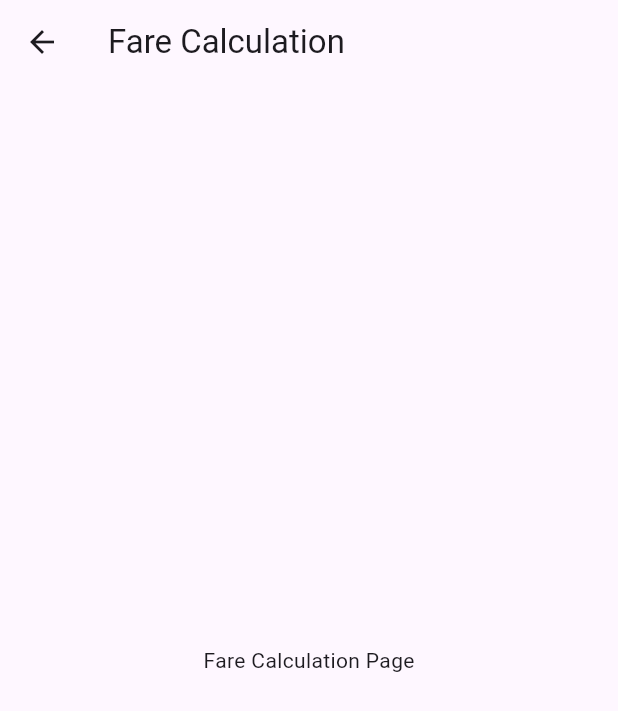
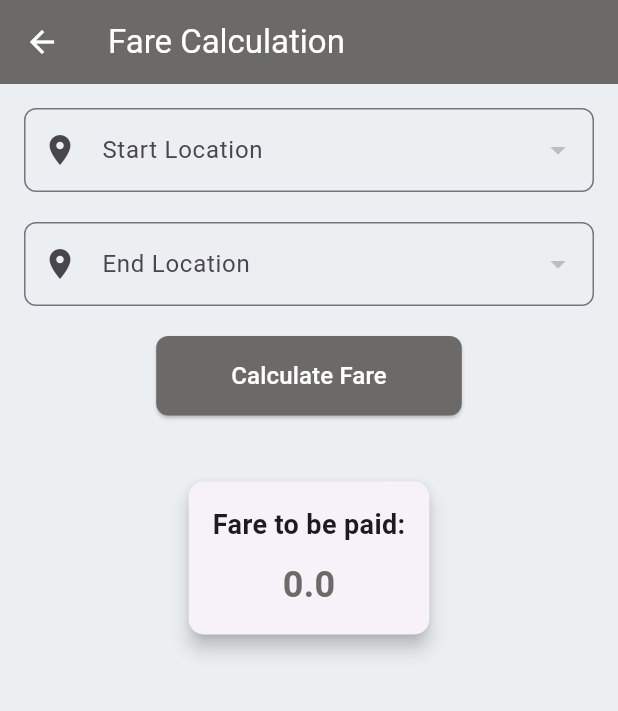
Before and after one commit to Caldwell10/Fare_payment_system, a Flutter app: the FareCalculationPage screen opened directly, on a phone screen of 412 x 824 dp. Shown: the top 711 px of the screen. Run offline on Flutter 3.47's test engine with Material 3 defaults, Android fonts, the phone set to English and light mode, and no system bars; our stand-ins replace cloud_firestore, firebase_auth, firebase_core, flutter_map, geocoding, latlong2; accounts and stored records are empty.

Commit message:
Fare Calculation Function

```diff
--- a/lib/passenger_view/fare_calculation_page.dart
+++ b/lib/passenger_view/fare_calculation_page.dart
@@ -1,13 +1,157 @@
+import 'package:cloud_firestore/cloud_firestore.dart';
 import 'package:flutter/material.dart';
 
-class FareCalculationPage extends StatelessWidget {
-  const FareCalculationPage({super.key});
+class FareCalculationPage extends StatefulWidget {
+  @override
+  _FareCalculationPageState createState() => _FareCalculationPageState();
+}
+
+class _FareCalculationPageState extends State<FareCalculationPage> {
+  String selectedStartLocation = '';
+  String selectedEndLocation = '';
+  double fare = 0.0;
+
+  void _calculateFare() {
+    print('Selected Start Location: $selectedStartLocation');
+    print('Selected End Location: $selectedEndLocation');
+
+    // Just set the fare to 50 for demonstration purposes
+    setState(() {
+      fare = 50;
+    });
+
+    print('Fare: $fare');
+  }
 
   @override
   Widget build(BuildContext context) {
-   return Scaffold(
-      appBar: AppBar(title: Text('Fare Calculation')),
-      body: Center(child: Text('Fare Calculation Page')),
+    return Scaffold(
+      appBar: AppBar(
+        title: Text('Fare Calculation'),
+        foregroundColor: Colors.white,
+        backgroundColor: Color.fromARGB(255, 108, 105, 105),
+      ),
+      body: Padding(
+        padding: const EdgeInsets.all(16.0),
+        child: SingleChildScrollView(
+          child: Column(
+            children: <Widget>[
+              StreamBuilder<QuerySnapshot>(
+                stream: FirebaseFirestore.instance.collection('routes').snapshots(),
+                builder: (context, snapshot) {
+                  if (!snapshot.hasData) {
+                    return Center(child: CircularProgressIndicator());
+                  }
+
+                  var routes = snapshot.data!.docs;
+
+                  return Column(
+                    children: [
+                      Row(
+                        children: [
+                          Expanded(
+                            child: DropdownButtonFormField(
+                              decoration: InputDecoration(
+                                labelText: 'Start Location',
+                                border: OutlineInputBorder(
+                                  borderRadius: BorderRadius.circular(8.0),
+                                ),
+                                prefixIcon: Icon(Icons.location_on),
+                              ),
+                              items: routes.map((route) {
+                                var data = route.data() as Map<String, dynamic>;
+                                return DropdownMenuItem(
+                                  value: route.id,
+                                  child: Text(data['startLocation'], overflow: TextOverflow.ellipsis),
+                                );
+                              }).toList(),
+                              onChanged: (value) {
+                                setState(() {
+                                  selectedStartLocation = value as String;
+                                });
+                              },
+                              value: selectedStartLocation.isEmpty ? null : selectedStartLocation,
+                            ),
+                          ),
+                        ],
+                      ),
+                      SizedBox(height: 20),
+                      Row(
+                        children: [
+                          Expanded(
+                            child: DropdownButtonFormField(
+                              decoration: InputDecoration(
+                                labelText: 'End Location',
+                                border: OutlineInputBorder(
+                                  borderRadius: BorderRadius.circular(8.0),
+                                ),
+                                prefixIcon: Icon(Icons.location_on),
+                              ),
+                              items: routes.map((route) {
+                                var data = route.data() as Map<String, dynamic>;
+                                return DropdownMenuItem(
+                                  value: route.id,
+                                  child: Text(data['endLocation'], overflow: TextOverflow.ellipsis),
+                                );
+                              }).toList(),
+                              onChanged: (value) {
+                                setState(() {
+                                  selectedEndLocation = value as String;
+                                });
+                              },
+                              value: selectedEndLocation.isEmpty ? null : selectedEndLocation,
+                            ),
+                          ),
+                        ],
+                      ),
+                    ],
+                  );
+                },
+              ),
+              SizedBox(height: 20),
+              ElevatedButton(
+                onPressed: _calculateFare,
+                style: ElevatedButton.styleFrom(
+                  padding: EdgeInsets.symmetric(horizontal: 50, vertical: 15),
+                  shape: RoundedRectangleBorder(
+                    borderRadius: BorderRadius.circular(8.0),
+                  ),
+                  backgroundColor: Color.fromARGB(255, 108, 105, 105),
+                  foregroundColor: Colors.white,
+                ),
+                child: Text(
+                  'Calculate Fare',
+                  style: TextStyle(fontSize: 16),
+                ),
+              ),
+              SizedBox(height: 40),
+              Card(
+                elevation: 5,
+                shape: RoundedRectangleBorder(
+                  borderRadius: BorderRadius.circular(10.0),
+                ),
+                child: Padding(
+                  padding: const EdgeInsets.all(16.0),
+                  child: Column(
+                    children: [
+                      Text(
+                        'Fare to be paid:',
+                        style: TextStyle(fontSize: 18, fontWeight: FontWeight.bold),
+                      ),
+                      SizedBox(height: 10),
+                      Text(
+                        '$fare',
+                        style: TextStyle(fontSize: 24, fontWeight: FontWeight.bold, color: Color.fromARGB(255, 108, 105, 105)),
+                      ),
+                    ],
+                  ),
+                ),
+              ),
+            ],
+          ),
+        ),
+      ),
+      backgroundColor: const Color.fromARGB(255, 236, 239, 241),
     );
   }
 }
```
